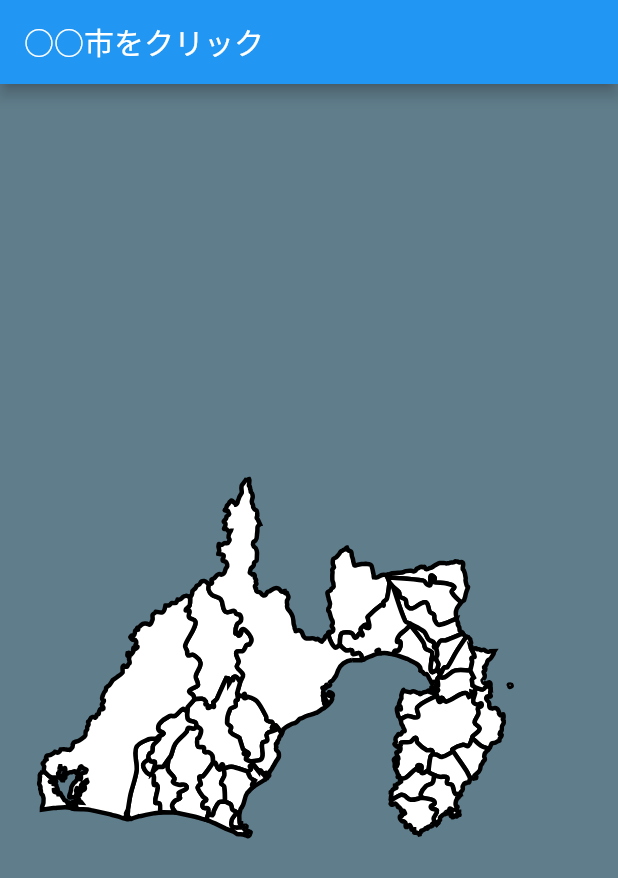
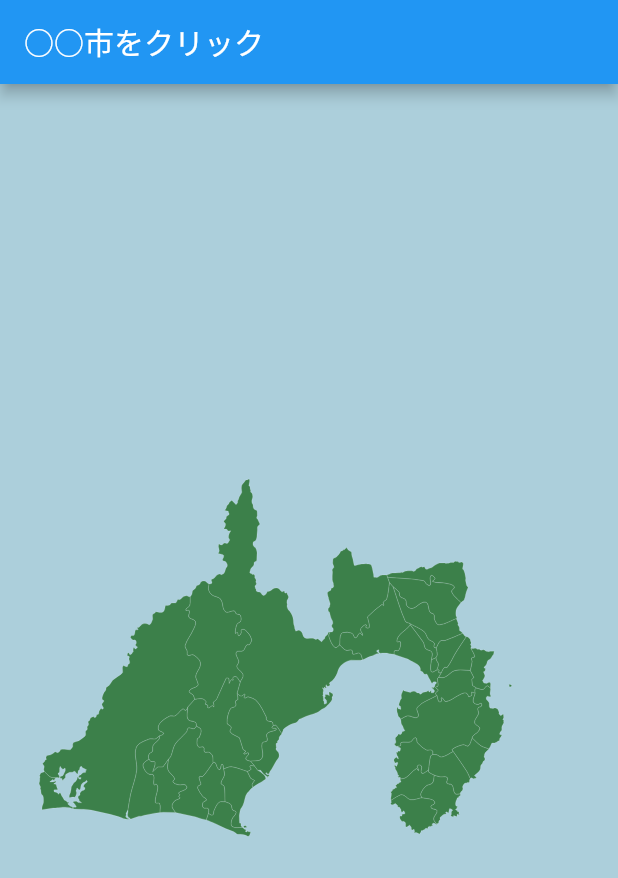
Before and after one commit to rtomooka/guess_the_city, a Flutter app: the screen it shows after launch, on a phone screen of 412 x 824 dp. Shown: the top 878 px of the screen. Run offline on Flutter 3.47's test engine with Material 2 defaults, Android fonts, the phone set to English and light mode, and no system bars; our stand-ins replace path_drawing; project files that could hold a hidden picture were left out.

Commit message:
色を調整

```diff
--- a/lib/svg_map.dart
+++ b/lib/svg_map.dart
@@ -55,9 +55,12 @@ class _SvgMapState extends State<SvgMap> {
             shapes.add(MapShape(
               data,
               printName != null ? printName! : "Invalid Name",
-              (_emergency_state.contains(_prefecture_id[id]))
-                  ? Colors.orange
-                  : Colors.white,
+              Color.fromRGBO(
+                60,
+                128,
+                74,
+                1.0,
+              ),
             ));
           });
         }
```
Also changed, not shown: lib/svg_map_painter.dart (+16 -4 lines), assets/maps/shizuoka19.svg.
